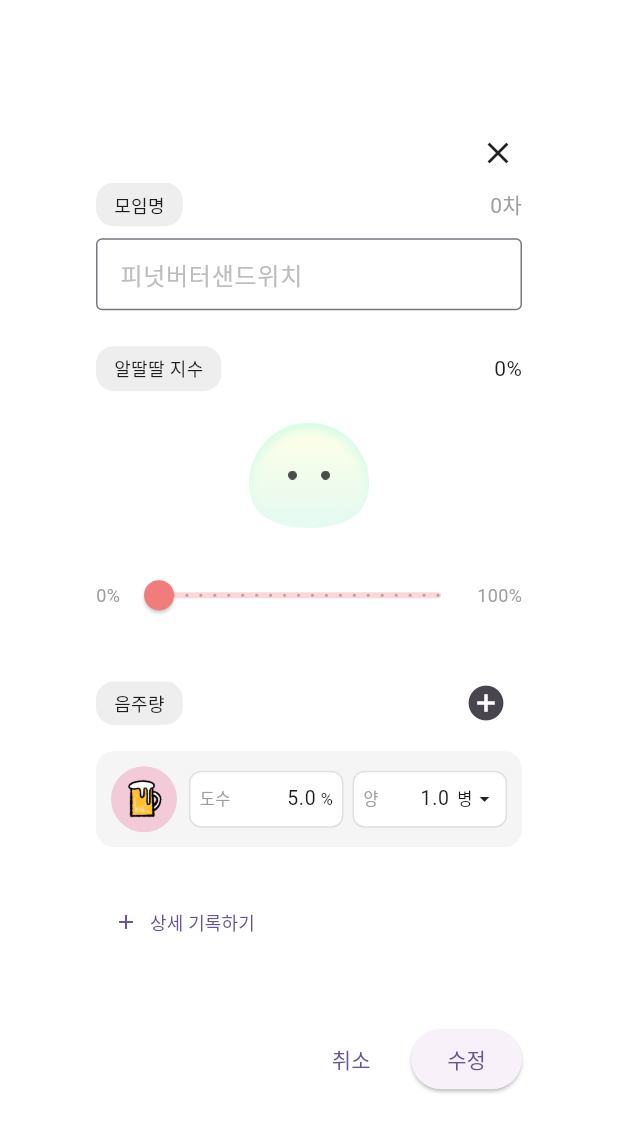
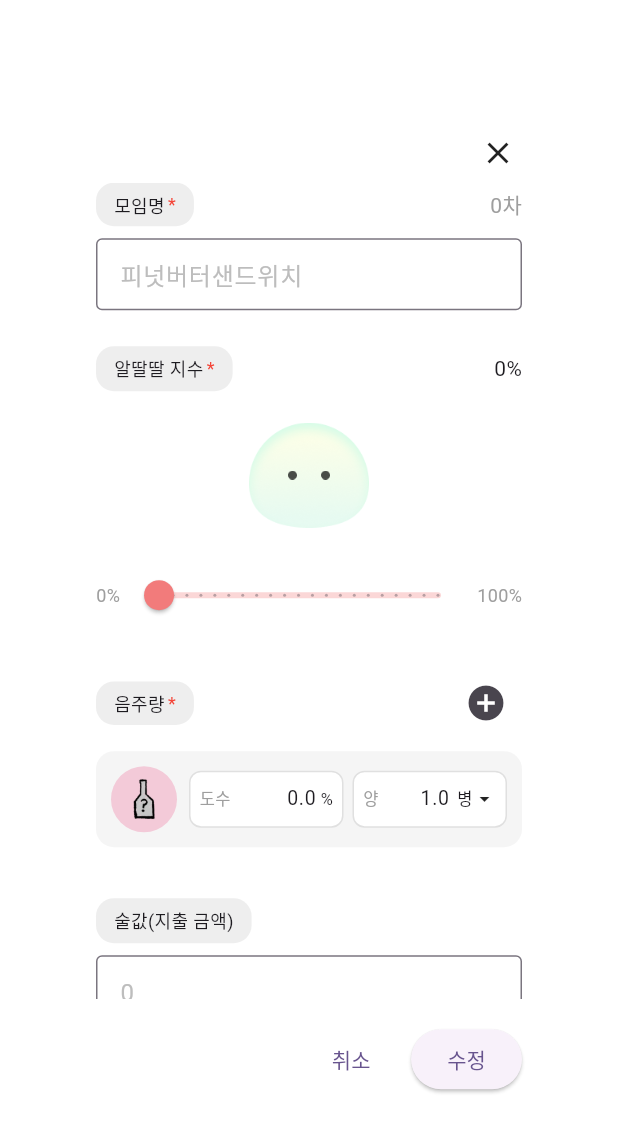
Before and after one commit to a-idiots/ddalgguk, a Flutter app: the EditRecordDialog widget shown alone on an empty page, opened directly with empty values, on a phone screen of 412 x 824 dp. Shown: the top 1132 px of the screen. Run offline on Flutter 3.47's test engine with Material 3 defaults, Android fonts, the phone set to English and light mode, and no system bars; our stand-ins replace cloud_firestore, firebase_auth, firebase_core, flutter_dotenv, flutter_riverpod, flutter_secure_storage and 5 more; missing offline and left inert: kakao_flutter_sdk_user; accounts and stored records are empty; generated files the repository leaves out were written again.

Commit message:
feat: Apply new dialogue UI to edit record dialogue

```diff
--- a/lib/features/calendar/dialogs/edit_record_dialog.dart
+++ b/lib/features/calendar/dialogs/edit_record_dialog.dart
@@ -30,7 +30,6 @@ class _EditRecordDialogState extends ConsumerState<EditRecordDialog> {
   late final TextEditingController _memoController;
   late double _drunkLevel;
   late List<DrinkInputData> _drinkInputs;
-  late bool _showDetailFields;
 
   @override
   void initState() {
@@ -76,17 +75,12 @@ class _EditRecordDialogState extends ConsumerState<EditRecordDialog> {
           }).toList()
         : [
             DrinkInputData(
-              drinkType: 2,
-              alcoholController: TextEditingController(text: '5.0'),
+              drinkType: 0, // 미정
+              alcoholController: TextEditingController(text: '0.0'),
               amountController: TextEditingController(text: '1.0'),
               selectedUnit: '병',
             ),
           ];
-
-    // 상세 필드 표시 여부 (메모나 비용이 있으면 자동으로 열기)
-    _showDetailFields =
-        (widget.record.memo['text'] as String? ?? '').isNotEmpty ||
-        widget.record.cost > 0;
   }
 
   @override
@@ -112,6 +106,15 @@ class _EditRecordDialogState extends ConsumerState<EditRecordDialog> {
     final drinkAmounts = <DrinkAmount>[];
     for (var i = 0; i < _drinkInputs.length; i++) {
       final input = _drinkInputs[i];
+
+      // 술 종류가 미정인지 확인
+      if (input.drinkType == 0) {
+        ScaffoldMessenger.of(
+          context,
+        ).showSnackBar(SnackBar(content: Text('음주량 ${i + 1}의 술 종류를 선택해주세요')));
+        return;
+      }
+
       final alcoholText = input.alcoholController.text.trim();
       final amountText = input.amountController.text.trim();
 
@@ -202,13 +205,6 @@ class _EditRecordDialogState extends ConsumerState<EditRecordDialog> {
   @override
   Widget build(BuildContext context) {
     return ReceiptDialog(
-      onClose: () {
-        // 컨트롤러 정리
-        for (var input in _drinkInputs) {
-          input.dispose();
-        }
-        Navigator.pop(context);
-      },
       child: Column(
         mainAxisSize: MainAxisSize.min,
         children: [
@@ -233,9 +229,16 @@ class _EditRecordDialogState extends ConsumerState<EditRecordDialog> {
                           color: Colors.grey[200],
                           borderRadius: BorderRadius.circular(12),
                         ),
-                        child: const Text(
-                          '모임명',
-                          style: TextStyle(fontSize: 12),
+                        child: const Row(
+                          mainAxisSize: MainAxisSize.min,
+                          children: [
+                            Text('모임명', style: TextStyle(fontSize: 12)),
+                            SizedBox(width: 2),
+                            Text(
+                              '*',
+                              style: TextStyle(fontSize: 12, color: Colors.red),
+                            ),
+                          ],
                         ),
                       ),
                       const Spacer(),
@@ -275,9 +278,16 @@ class _EditRecordDialogState extends ConsumerState<EditRecordDialog> {
                           color: Colors.grey[200],
                           borderRadius: BorderRadius.circular(12),
                         ),
-                        child: const Text(
-                          '알딸딸 지수',
-                          style: TextStyle(fontSize: 12),
+                        child: const Row(
+                          mainAxisSize: MainAxisSize.min,
+                          children: [
+                            Text('알딸딸 지수', style: TextStyle(fontSize: 12)),
+                            SizedBox(width: 2),
+                            Text(
+                              '*',
+                              style: TextStyle(fontSize: 12, color: Colors.red),
+                            ),
+                          ],
                         ),
                       ),
                       const Spacer(),
@@ -363,9 +373,16 @@ class _EditRecordDialogState extends ConsumerState<EditRecordDialog> {
                           color: Colors.grey[200],
                           borderRadius: BorderRadius.circular(12),
                         ),
-                        child: const Text(
-                          '음주량',
-                          style: TextStyle(fontSize: 12),
+                        child: const Row(
+                          mainAxisSize: MainAxisSize.min,
+                          children: [
+                            Text('음주량', style: TextStyle(fontSize: 12)),
+                            SizedBox(width: 2),
+                            Text(
+                              '*',
+                              style: TextStyle(fontSize: 12, color: Colors.red),
+                            ),
+                          ],
                         ),
                       ),
                       const Spacer(),
@@ -375,9 +392,9 @@ class _EditRecordDialogState extends ConsumerState<EditRecordDialog> {
                           setState(() {
                             _drinkInputs.add(
                               DrinkInputData(
-                                drinkType: 2, // 기본 맥주
+                                drinkType: 0, // 미정
                                 alcoholController: TextEditingController(
-                                  text: '5.0',
+                                  text: '0.0',
                                 ),
                                 amountController: TextEditingController(
                                   text: '1.0',
@@ -434,52 +451,63 @@ class _EditRecordDialogState extends ConsumerState<EditRecordDialog> {
                           : null,
                     );
                   }),
-                  const SizedBox(height: 16),
+                  const SizedBox(height: 24),
 
-                  // 상세 기록하기 버튼
-                  TextButton.icon(
-                    icon: Icon(
-                      _showDetailFields ? Icons.remove : Icons.add,
-                      size: 16,
+                  // 술값 (필수 아님)
+                  Container(
+                    padding: const EdgeInsets.symmetric(
+                      horizontal: 12,
+                      vertical: 6,
                     ),
-                    label: const Text(
-                      '상세 기록하기',
+                    decoration: BoxDecoration(
+                      color: Colors.grey[200],
+                      borderRadius: BorderRadius.circular(12),
+                    ),
+                    child: const Text(
+                      '술값(지출 금액)',
                       style: TextStyle(fontSize: 12),
                     ),
-                    onPressed: () {
-                      setState(() {
-                        _showDetailFields = !_showDetailFields;
-                      });
-                    },
                   ),
-
-                  // 메모와 술값 (상세 기록)
-                  if (_showDetailFields) ...[
-                    const SizedBox(height: 16),
-                    TextField(
-                      controller: _memoController,
-                      decoration: const InputDecoration(
-                        labelText: '메모',
-                        border: OutlineInputBorder(),
-                        contentPadding: EdgeInsets.all(12),
-                      ),
-                      maxLines: 3,
-                    ),
-                    const SizedBox(height: 16),
+                  const SizedBox(height: 8),
                   TextField(
                     controller: _costController,
-                      decoration: const InputDecoration(
-                        labelText: '술값(지출 금액)',
+                    decoration: InputDecoration(
+                      hintText: '0',
+                      hintStyle: TextStyle(color: Colors.grey[400]),
                       suffixText: '원',
-                        border: OutlineInputBorder(),
-                        contentPadding: EdgeInsets.symmetric(
+                      border: const OutlineInputBorder(),
+                      contentPadding: const EdgeInsets.symmetric(
                         horizontal: 12,
                         vertical: 12,
                       ),
                     ),
                     keyboardType: TextInputType.number,
                   ),
-                  ],
+                  const SizedBox(height: 24),
+
+                  // 메모 (필수 아님)
+                  Container(
+                    padding: const EdgeInsets.symmetric(
+                      horizontal: 12,
+                      vertical: 6,
+                    ),
+                    decoration: BoxDecoration(
+                      color: Colors.grey[200],
+                      borderRadius: BorderRadius.circular(12),
+                    ),
+                    child: const Text('메모', style: TextStyle(fontSize: 12)),
+                  ),
+                  const SizedBox(height: 8),
+                  TextField(
+                    controller: _memoController,
+                    decoration: InputDecoration(
+                      hintText: '예: 주사, 숙취, 재미있는 에피소드 등',
+                      hintStyle: TextStyle(color: Colors.grey[400]),
+                      border: const OutlineInputBorder(),
+                      contentPadding: const EdgeInsets.all(12),
+                    ),
+                    maxLines: 3,
+                  ),
                   const SizedBox(height: 16),
                 ],
               ),
```
Lines whose indentation alone changed are shown as unchanged.
